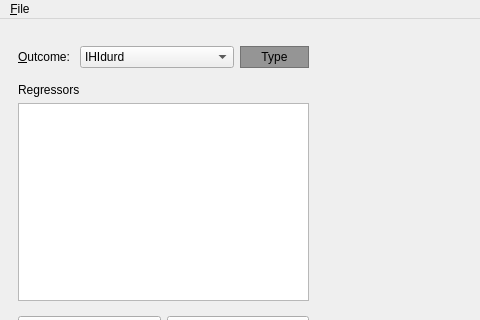
Qt form braviz/interaction/qt_guis/linear_reg.ui (diego0020/braviz-app) before a commit; both pictures show x 0 to 480 and y 0 to 320 of the 899 by 661 pixel window.
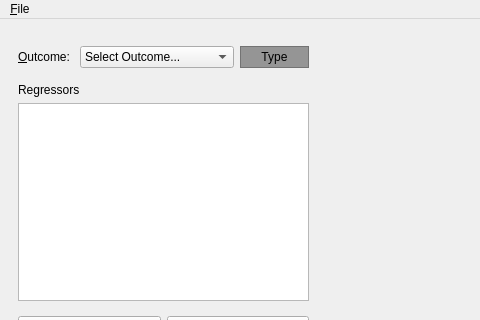
The same form after that commit. Icons and pictures are not drawn.

The edit to the form file:
```diff
--- a/braviz/interaction/qt_guis/linear_reg.ui
+++ b/braviz/interaction/qt_guis/linear_reg.ui
@@ -100,16 +100,6 @@
                <property name="currentIndex">
                 <number>0</number>
                </property>
-               <item>
-                <property name="text">
-                 <string>IHIdurd</string>
-                </property>
-               </item>
-               <item>
-                <property name="text">
-                 <string>IHIlatd</string>
-                </property>
-               </item>
                <item>
                 <property name="text">
                  <string extracomment="select a new variable">Select Outcome...</string>
```
